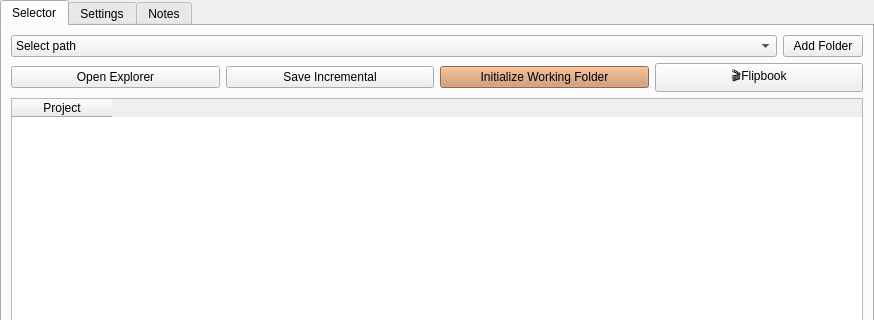
First picture: the form in scripts/python/LVProjectManager/LVProjectManager2.ui, repository lukevanlukevan/LV-Tools, before the edit; both pictures show x 0 to 874 and y 0 to 320 of the 874 by 599 pixel window.
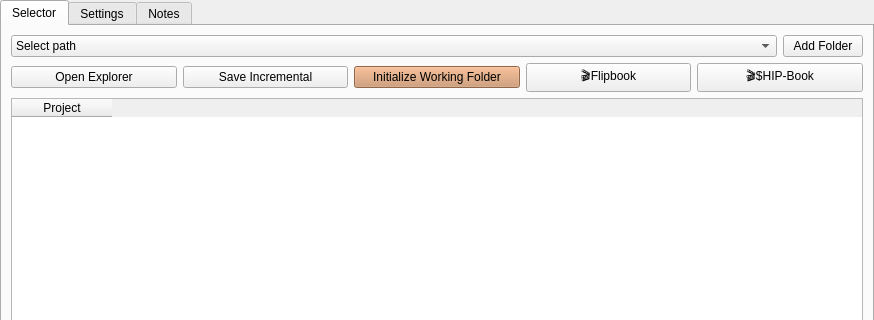
Second picture: the form after the edit.

What changed in the file:
```diff
--- a/scripts/python/LVProjectManager/LVProjectManager2.ui
+++ b/scripts/python/LVProjectManager/LVProjectManager2.ui
@@ -96,6 +96,19 @@
            </property>
           </widget>
          </item>
+         <item>
+          <widget class="QPushButton" name="hipbookBtn">
+           <property name="toolTip">
+            <string>Non-dated flipbook called $HIPNAME. Shift Click for custom name.</string>
+           </property>
+           <property name="styleSheet">
+            <string notr="true"/>
+           </property>
+           <property name="text">
+            <string>🎬$HIP-Book</string>
+           </property>
+          </widget>
+         </item>
         </layout>
        </item>
        <item>
```
